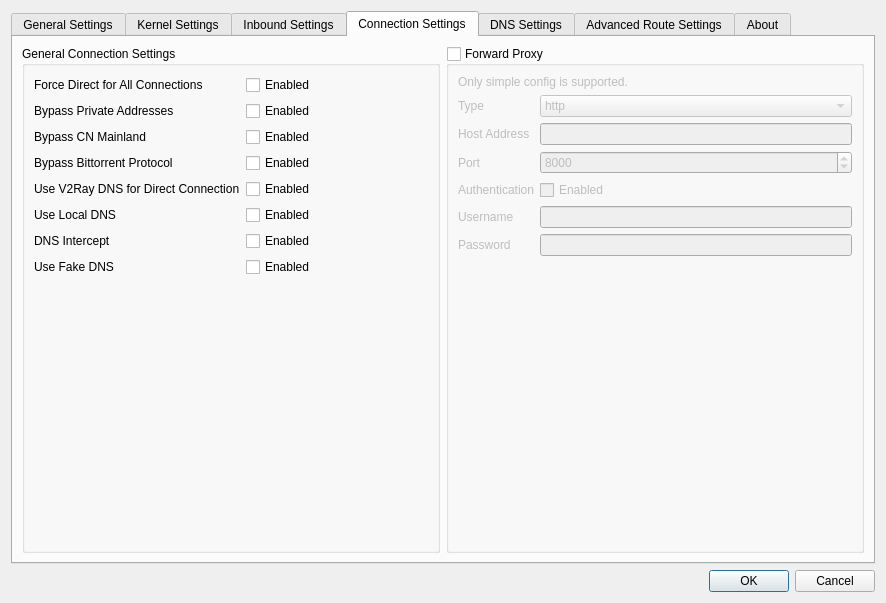
Old version of the form src/ui/widgets/windows/w_PreferencesWindow.ui in the repository Qv2ray/Qv2ray.
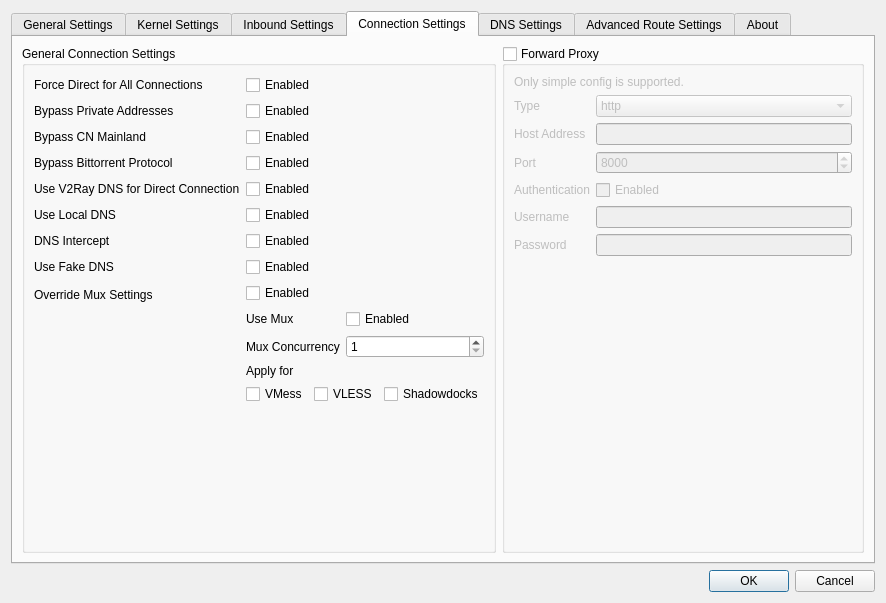
New version of the form. The open tabs and pages were chosen to show the change. Icons and pictures are not drawn.

Commit message: Feat: Option to override mux

```diff
--- a/src/ui/widgets/windows/w_PreferencesWindow.ui
+++ b/src/ui/widgets/windows/w_PreferencesWindow.ui
@@ -1662,6 +1662,87 @@
             </property>
            </widget>
           </item>
+          <item row="8" column="0">
+           <widget class="QLabel" name="label_47">
+            <property name="text">
+             <string>Override Mux Settings</string>
+            </property>
+           </widget>
+          </item>
+          <item row="8" column="1">
+           <layout class="QFormLayout" name="formLayout_14">
+            <item row="0" column="0">
+             <widget class="QCheckBox" name="overrideMuxCB">
+              <property name="text">
+               <string>Enabled</string>
+              </property>
+             </widget>
+            </item>
+            <item row="1" column="0">
+             <widget class="QLabel" name="label_66">
+              <property name="text">
+               <string>Use Mux</string>
+              </property>
+             </widget>
+            </item>
+            <item row="3" column="0">
+             <widget class="QLabel" name="label_92">
+              <property name="text">
+               <string>Apply for</string>
+              </property>
+             </widget>
+            </item>
+            <item row="2" column="0">
+             <widget class="QLabel" name="label_91">
+              <property name="text">
+               <string>Mux Concurrency</string>
+              </property>
+             </widget>
+            </item>
+            <item row="1" column="1">
+             <widget class="QCheckBox" name="enableMuxCB">
+              <property name="text">
+               <string>Enabled</string>
+              </property>
+             </widget>
+            </item>
+            <item row="2" column="1">
+             <widget class="QSpinBox" name="muxConcurrencySpinBox">
+              <property name="minimum">
+               <number>1</number>
+              </property>
+              <property name="maximum">
+               <number>1024</number>
+              </property>
+             </widget>
+            </item>
+            <item row="4" column="0" colspan="2">
+             <layout class="QHBoxLayout" name="horizontalLayout_12">
+              <item>
+               <widget class="QCheckBox" name="enableVmessMuxCB">
+                <property name="text">
+                 <string>VMess</string>
+                </property>
+               </widget>
+              </item>
+              <item>
+               <widget class="QCheckBox" name="enableVLESSMuxCB">
+                <property name="text">
+                 <string>VLESS</string>
+                </property>
+               </widget>
+              </item>
+              <item>
+               <widget class="QCheckBox" name="enableShadowsocksMuxCB">
+                <property name="text">
+                 <string>Shadowdocks</string>
+                </property>
+               </widget>
+              </item>
+             </layout>
+            </item>
+           </layout>
+          </item>
          </layout>
         </widget>
        </item>
```
The commit also changes 7 other files.
